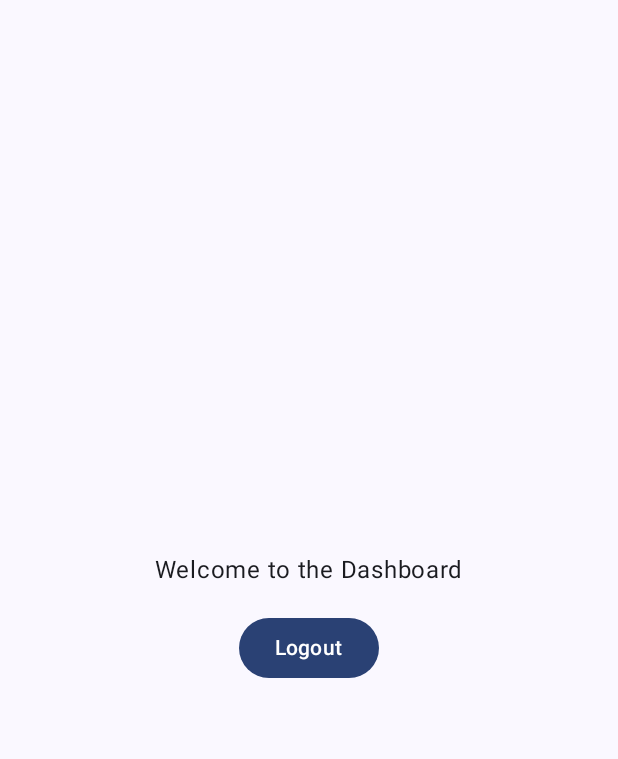
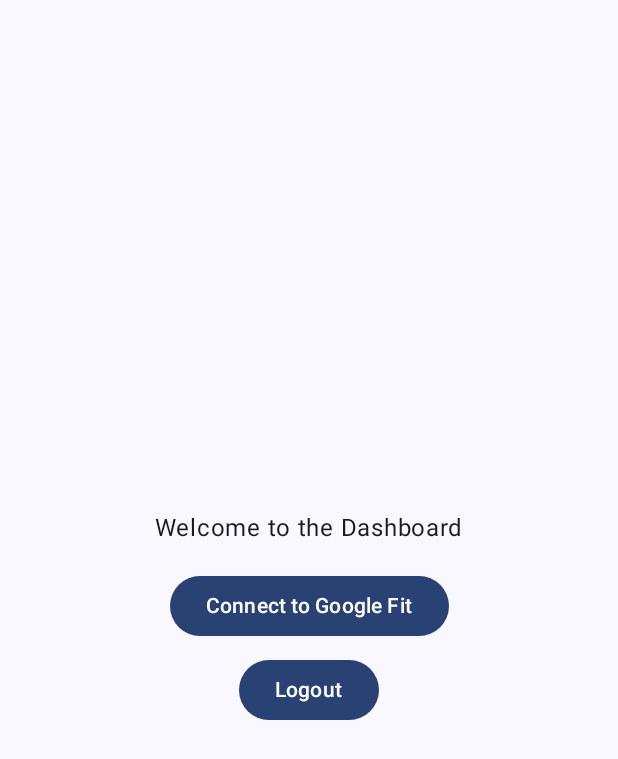
Before and after one commit to zwldarren/CS125_Group50, an Android app built with Jetpack Compose: the DashboardScreen screen opened through its navigation route, on a phone screen of 412 x 824 dp. Shown: the top 759 px of the screen. Run offline under Robolectric (Android 15) with nearby library versions, the phone set to English and light mode, and no system bars; our stand-ins replace Firebase (no records; nobody signed in at launch, a user with empty details on screens opened directly).

Commit message:
add google fit connect

```diff
--- a/app/build.gradle.kts
+++ b/app/build.gradle.kts
@@ -64,6 +64,9 @@ android {
 }
 
 dependencies {
+    implementation("androidx.health.connect:connect-client:1.1.0-alpha07")
+    implementation("com.google.android.gms:play-services-fitness:21.1.0")
+    implementation("com.google.android.gms:play-services-auth:21.0.0")
     implementation("androidx.compose.material3:material3-android:1.2.0")
     val composeBom = platform("androidx.compose:compose-bom:2024.02.00")
     implementation(composeBom)
--- a/app/src/main/AndroidManifest.xml
+++ b/app/src/main/AndroidManifest.xml
@@ -1,6 +1,10 @@
 <?xml version="1.0" encoding="utf-8"?>
 <manifest xmlns:android="http://schemas.android.com/apk/res/android"
     xmlns:tools="http://schemas.android.com/tools">
+    <uses-permission android:name="android.permission.ACTIVITY_RECOGNITION"/>
+    <uses-permission android:name="android.permission.health.READ_HEART_RATE"/>
+    <uses-permission android:name="android.permission.health.READ_STEPS"/>
+    <uses-permission android:name="android.permission.health.READ_ACTIVE_CALORIES_BURNED"/>
 
     <application
         android:allowBackup="true"
@@ -24,5 +28,4 @@
             </intent-filter>
         </activity>
     </application>
-
 </manifest>
--- a/app/src/main/java/com/cs125/group50/nav/AppNavigation.kt
+++ b/app/src/main/java/com/cs125/group50/nav/AppNavigation.kt
@@ -1,6 +1,7 @@
 package com.cs125.group50.nav
 
 import androidx.compose.runtime.Composable
+import androidx.compose.ui.platform.LocalContext
 import androidx.navigation.NavHostController
 import androidx.navigation.compose.NavHost
 import androidx.navigation.compose.composable
@@ -10,8 +11,9 @@ import com.google.firebase.auth.FirebaseAuth
 
 @Composable
 fun AppNavigation(navController: NavHostController, isUserLoggedIn: Boolean) {
+    val context = LocalContext.current
     NavHost(navController = navController, startDestination = if (isUserLoggedIn) "dashboard" else "login") {
         composable("login") { LoginScreen(navController) }
-        composable("dashboard") { DashboardScreen(navController) }
+        composable("dashboard") { DashboardScreen(navController, context) }
     }
 }
--- a/app/src/main/java/com/cs125/group50/screens/DashboardScreen.kt
+++ b/app/src/main/java/com/cs125/group50/screens/DashboardScreen.kt
@@ -1,5 +1,6 @@
 package com.cs125.group50.screens
 
+import android.content.Context
 import androidx.compose.material3.Button
 import androidx.compose.material3.Text
 import androidx.compose.runtime.Composable
@@ -9,10 +10,12 @@ import com.google.firebase.auth.FirebaseAuth
 import androidx.compose.foundation.layout.*
 import androidx.compose.ui.Modifier
 import androidx.compose.ui.unit.dp
+import androidx.lifecycle.viewmodel.compose.viewModel
+import com.cs125.group50.viewmodel.DashboardViewModel
 
 @Composable
-fun DashboardScreen(navController: NavHostController) {
-    val auth = FirebaseAuth.getInstance()
+fun DashboardScreen(navController: NavHostController, context: Context) {
+    val dashboardViewModel = viewModel<DashboardViewModel>()
 
     Column(
         horizontalAlignment = Alignment.CenterHorizontally,
@@ -24,7 +27,15 @@ fun DashboardScreen(navController: NavHostController) {
         Spacer(modifier = Modifier.height(16.dp))
 
         Button(onClick = {
-            auth.signOut()
+            dashboardViewModel.connectGoogleFit(context)
+        }) {
+            Text("Connect to Google Fit")
+        }
+
+        Spacer(modifier = Modifier.height(8.dp))
+
+        Button(onClick = {
+            FirebaseAuth.getInstance().signOut()
             navController.navigate("login") {
                 popUpTo("login") { inclusive = true }
             }
```
Also changed, not shown: app/src/main/java/com/cs125/group50/viewmodel/DashboardViewModel.kt (+54 -1 lines).
